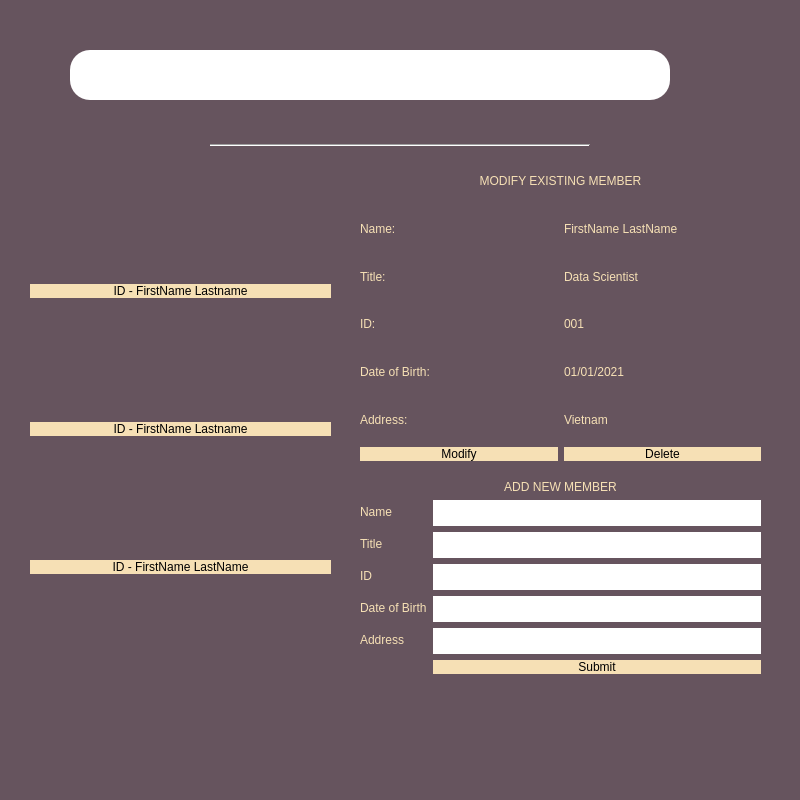
Before: the Qt Designer form client/GUI/hr_member.ui in ball2004244/KIPE-member-management, drawn with Qt 5.
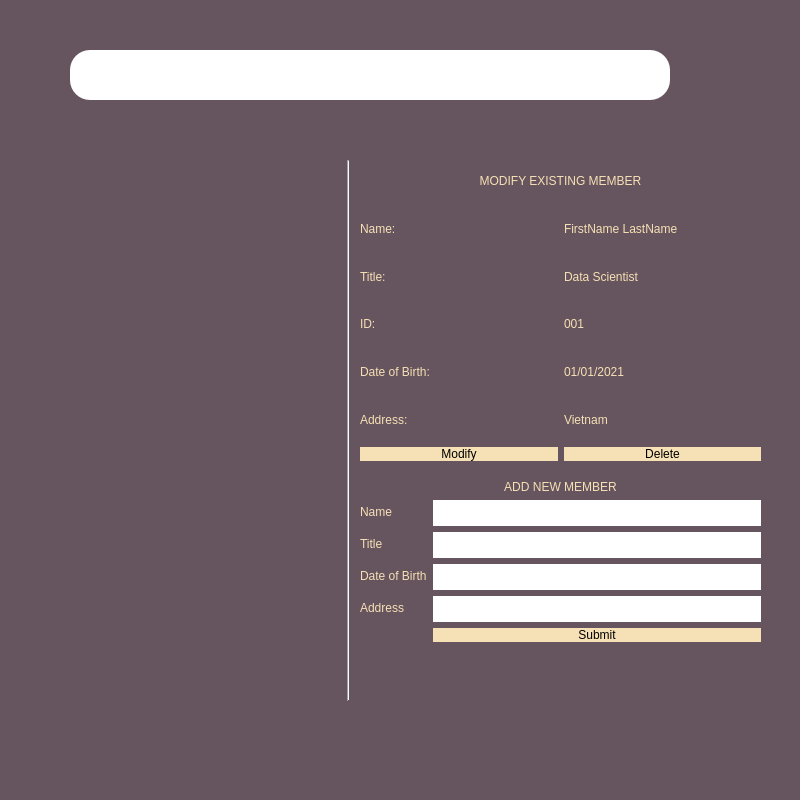
After: the same form once the commit is applied. Icons and pictures are not drawn.

Diff of the .ui file:
```diff
--- a/client/GUI/hr_member.ui
+++ b/client/GUI/hr_member.ui
@@ -75,42 +75,6 @@
       <property name="spacing">
        <number>0</number>
       </property>
-      <item>
-       <widget class="QPushButton" name="member_button">
-        <property name="styleSheet">
-         <string notr="true">border-radius: 20px;
-background-color: rgb(246, 224, 181);
-font: 75 18pt &quot;MS Shell Dlg 2&quot;;</string>
-        </property>
-        <property name="text">
-         <string>ID - FirstName Lastname</string>
-        </property>
-       </widget>
-      </item>
-      <item>
-       <widget class="QPushButton" name="member_button_2">
-        <property name="styleSheet">
-         <string notr="true">border-radius: 20px;
-background-color: rgb(246, 224, 181);
-font: 75 18pt &quot;MS Shell Dlg 2&quot;;</string>
-        </property>
-        <property name="text">
-         <string>ID - FirstName Lastname</string>
-        </property>
-       </widget>
-      </item>
-      <item>
-       <widget class="QPushButton" name="member_button_3">
-        <property name="styleSheet">
-         <string notr="true">border-radius: 20px;
-background-color: rgb(246, 224, 181);
-font: 75 18pt &quot;MS Shell Dlg 2&quot;;</string>
-        </property>
-        <property name="text">
-         <string>ID - FirstName LastName</string>
-        </property>
-       </widget>
-      </item>
      </layout>
     </widget>
     <widget class="QLineEdit" name="search">
@@ -131,22 +95,6 @@
       <string/>
      </property>
     </widget>
-    <widget class="Line" name="line">
-     <property name="geometry">
-      <rect>
-       <x>210</x>
-       <y>140</y>
-       <width>380</width>
-       <height>10</height>
-      </rect>
-     </property>
-     <property name="styleSheet">
-      <string notr="true"/>
-     </property>
-     <property name="orientation">
-      <enum>Qt::Horizontal</enum>
-     </property>
-    </widget>
     <widget class="QPushButton" name="enter">
      <property name="geometry">
       <rect>
@@ -465,27 +413,6 @@
        </widget>
       </item>
       <item row="3" column="0">
-       <widget class="QLabel" name="ID_label">
-        <property name="styleSheet">
-         <string notr="true">font: 75 14pt &quot;MS Shell Dlg 2&quot;; 
-color: rgb(246, 224, 181);
-</string>
-        </property>
-        <property name="text">
-         <string>ID</string>
-        </property>
-       </widget>
-      </item>
-      <item row="3" column="1">
-       <widget class="QLineEdit" name="ID_field">
-        <property name="styleSheet">
-         <string notr="true">border-radius: 20px;
-font-size: 20px;
-color: black;</string>
-        </property>
-       </widget>
-      </item>
-      <item row="4" column="0">
        <widget class="QLabel" name="dob_label_2">
         <property name="styleSheet">
          <string notr="true">font: 75 14pt &quot;MS Shell Dlg 2&quot;; 
@@ -497,7 +424,7 @@
         </property>
        </widget>
       </item>
-      <item row="4" column="1">
+      <item row="3" column="1">
        <widget class="QLineEdit" name="dob_field_2">
         <property name="styleSheet">
          <string notr="true">border-radius: 20px;
@@ -506,7 +433,7 @@
         </property>
        </widget>
       </item>
-      <item row="5" column="0">
+      <item row="4" column="0">
        <widget class="QLabel" name="address_label_2">
         <property name="styleSheet">
          <string notr="true">font: 75 14pt &quot;MS Shell Dlg 2&quot;; 
@@ -518,7 +445,7 @@
         </property>
        </widget>
       </item>
-      <item row="5" column="1">
+      <item row="4" column="1">
        <widget class="QLineEdit" name="address_field_2">
         <property name="styleSheet">
          <string notr="true">border-radius: 20px;
@@ -527,7 +454,7 @@
         </property>
        </widget>
       </item>
-      <item row="6" column="1">
+      <item row="5" column="1">
        <widget class="QPushButton" name="submit_button">
         <property name="styleSheet">
          <string notr="true">border-radius: 25px;
@@ -556,6 +483,19 @@
       </item>
      </layout>
     </widget>
+    <widget class="Line" name="line">
+     <property name="geometry">
+      <rect>
+       <x>340</x>
+       <y>160</y>
+       <width>16</width>
+       <height>541</height>
+      </rect>
+     </property>
+     <property name="orientation">
+      <enum>Qt::Vertical</enum>
+     </property>
+    </widget>
    </widget>
   </widget>
  </widget>
```
Left out of the diff: 36 changed lines with no effect on the pictures.
